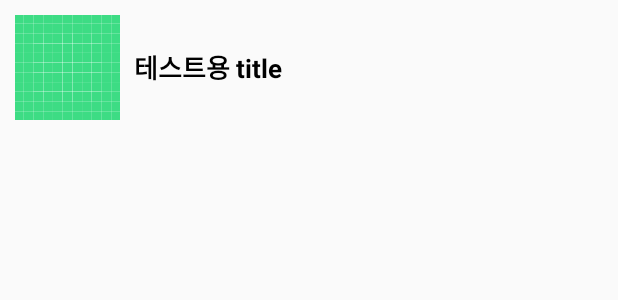
After one commit to hardcodingJeon/ProjectRecipe, an Android app: the layout recyclergrid_icon.xml on its own in the app's theme, with its tools: preview values and no code run, on a phone screen of 412 x 824 dp. The commit adds this screen. Shown: the top 300 px of the screen. Run offline under Robolectric (Android 15) with nearby library versions, the light colour scheme and no system bars.

Commit message:
dothome thema icon complete

```diff
--- a/app/src/main/res/layout/fragment_hometab.xml
+++ b/app/src/main/res/layout/fragment_hometab.xml
@@ -1,5 +1,6 @@
 <?xml version="1.0" encoding="utf-8"?>
-<androidx.core.widget.NestedScrollView xmlns:android="http://schemas.android.com/apk/res/android"
+<androidx.core.widget.NestedScrollView
+    xmlns:android="http://schemas.android.com/apk/res/android"
     xmlns:tools="http://schemas.android.com/tools"
     android:layout_width="match_parent"
     android:layout_height="match_parent"
--- /dev/null
+++ b/app/src/main/res/layout/recyclergrid_icon.xml
@@ -0,0 +1,31 @@
+<?xml version="1.0" encoding="utf-8"?>
+<RelativeLayout xmlns:android="http://schemas.android.com/apk/res/android"
+    android:layout_width="match_parent"
+    android:layout_height="wrap_content"
+    android:layout_marginLeft="10dp"
+    android:layout_marginTop="10dp"
+    >
+
+
+    <ImageView
+        android:id="@+id/iv_icon"
+        android:layout_width="70dp"
+        android:layout_height="70dp"
+        android:src="@drawable/ic_launcher_background"
+        android:scaleType="centerCrop"
+        />
+
+    <TextView
+        android:id="@+id/tv_icon_title"
+        android:layout_width="wrap_content"
+        android:layout_height="wrap_content"
+        android:layout_toRightOf="@id/iv_icon"
+        android:text="테스트용 title"
+        android:layout_centerVertical="true"
+        android:textColor="#FF000000"
+        android:textStyle="bold"
+        android:textSize="17sp"
+        android:layout_marginLeft="9dp"
+        />
+
+</RelativeLayout>
```
Also changed, not shown: app/src/main/java/com/sonlcr1/projectrecipe/adapter/ThemaIconAdapter.java (added, +65 -0 lines), app/src/main/java/com/sonlcr1/projectrecipe/fragment/ThemaTabFragment.java (+42 -0 lines), app/src/main/java/com/sonlcr1/projectrecipe/member/ThemaIcon.java (added, +14 -0 lines), app/src/main/res/layout/fragment_thematab.xml (+62 -4 lines), app/src/main/res/values/strings.xml (+12 -0 lines), app/src/main/res/drawable/a01juice.png (added), app/src/main/res/drawable/a02desert.png (added), app/src/main/res/drawable/a03beer.png (added), app/src/main/res/drawable/a04rice.png (added), app/src/main/res/drawable/a05ggigae.png (added), app/src/main/res/drawable/a06guk.png (added), app/src/main/res/drawable/a07banchan.png (added), app/src/main/res/drawable/a08kimchijangacci.png (added), app/src/main/res/drawable/a09bokkem.png (added), 1 more files, 1 other file.
